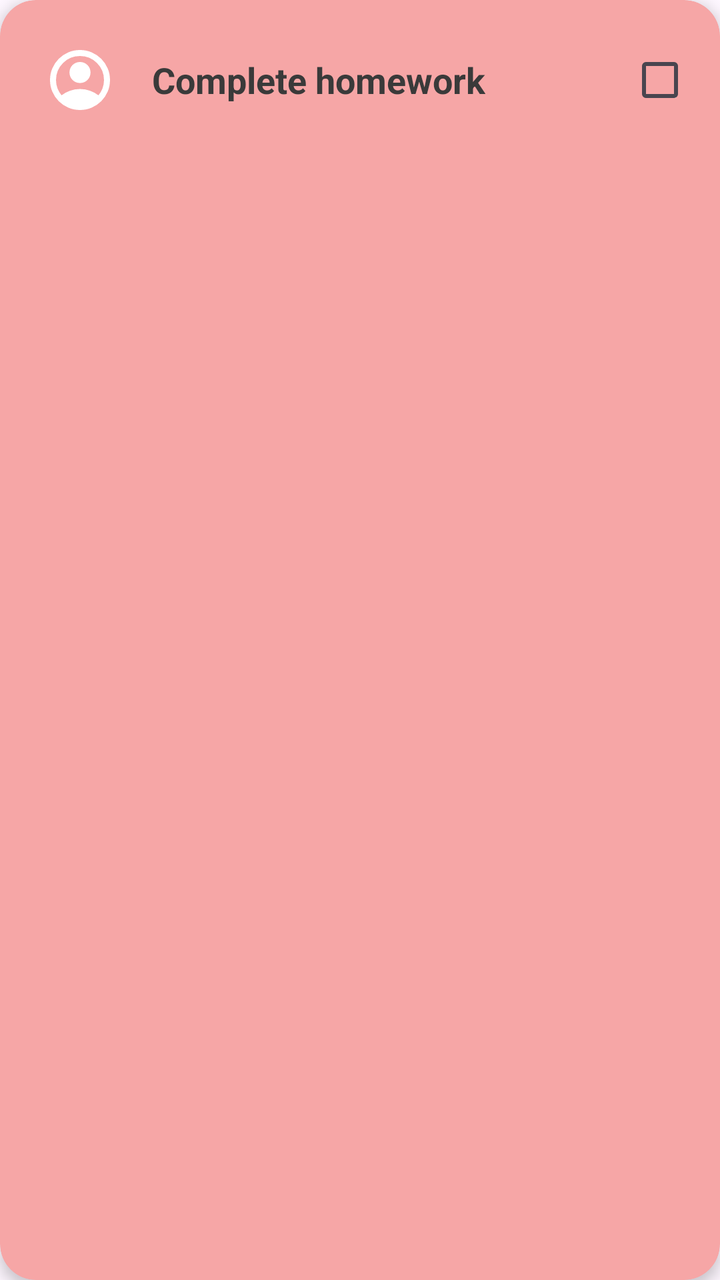
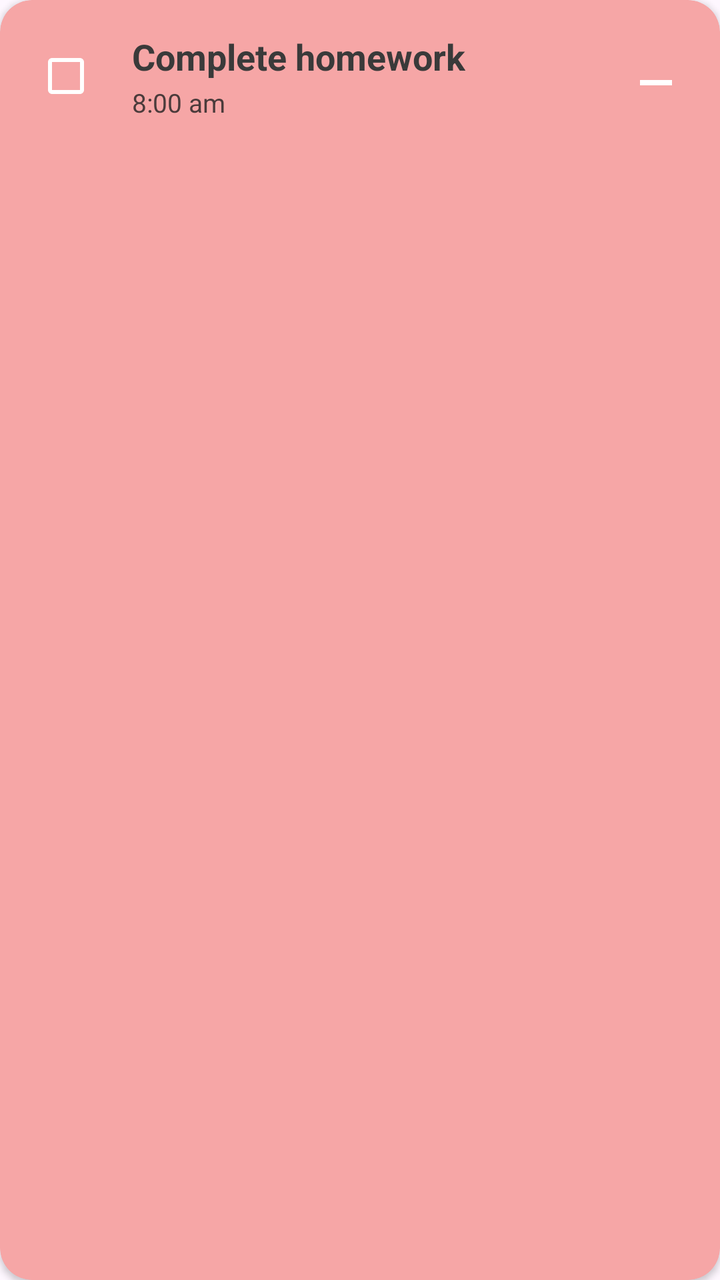

Compare the two renders of this Android layout. The source of the first and the diff that turns it into the second are given below.
<!-- AndroidManifest.xml: application theme Theme.BetweenUs -->
<!-- res/layout/item_task.xml -->
<?xml version="1.0" encoding="utf-8"?>
<androidx.cardview.widget.CardView xmlns:android="http://schemas.android.com/apk/res/android"
    xmlns:app="http://schemas.android.com/apk/res-auto"

    android:id="@+id/taskCard"
    android:layout_width="match_parent"
    android:layout_height="wrap_content"
    android:layout_marginBottom="16dp"

    app:cardBackgroundColor="#F6A6A6"
    app:cardCornerRadius="18dp"
    app:cardElevation="4dp">

    <RelativeLayout
        android:id="@+id/taskContainer"
        android:layout_width="match_parent"
        android:layout_height="wrap_content"
        android:padding="16dp">

        

        <ImageView
            android:id="@+id/assignerProfileImage"
            android:layout_width="48dp"
            android:layout_height="48dp"
            android:layout_alignParentStart="true"
            android:layout_centerVertical="true"
            android:padding="6dp"
            android:src="@drawable/profilebtn_filled"
            app:tint="@color/white" />


        

        <TextView
            android:id="@+id/taskTitle"
            android:layout_width="wrap_content"
            android:layout_height="wrap_content"

            android:layout_centerVertical="true"
            android:layout_marginStart="12dp"
            android:layout_toEndOf="@id/assignerProfileImage"

            android:text="Complete homework"
            android:textColor="#3A3A3A"
            android:textSize="18sp"
            android:textStyle="bold" />

        <TextView
            android:id="@+id/taskTime"
            android:layout_width="wrap_content"
            android:layout_height="wrap_content"
            android:layout_below="@id/taskTitle"
            android:layout_marginStart="8dp"
            android:layout_marginTop="4dp"
            android:layout_toEndOf="@id/task_complete_checkbox"
            android:text="time: 30min"
            android:textColor="@android:color/darker_gray"
            android:textSize="14sp" />

        <ImageButton
            android:id="@+id/deleteTaskButton"
            android:layout_width="wrap_content"
            android:layout_height="wrap_content"
            android:layout_alignParentEnd="true"
            android:layout_centerVertical="true"
            android:background="@android:color/transparent"
            android:contentDescription="Delete Task"
            android:src="@drawable/delete_taskbtn"
            app:tint="@color/white" />


        

        <CheckBox
            android:id="@+id/task_complete_checkbox"
            android:layout_width="28dp"
            android:layout_height="28dp"
            android:layout_alignParentEnd="true"
            android:layout_centerVertical="true"
            android:button="@drawable/task_checkbox"
            android:buttonTint="#2E81BA" />


    </RelativeLayout>

</androidx.cardview.widget.CardView>
<!-- resources referenced by this layout -->
<resources>
  <color name="white">#FFFFFFFF</color>
  <!-- drawable delete_taskbtn (drawable) -->
  <vector xmlns:android="http://schemas.android.com/apk/res/android"
      android:width="24dp"
      android:height="24dp"
      android:viewportWidth="960"
      android:viewportHeight="960">
    <path
        android:pathData="M240,840v-80h480v80L240,840Z"
        android:fillColor="#e3e3e3"/>
  </vector>
  <!-- drawable profilebtn_filled (drawable) -->
  <vector xmlns:android="http://schemas.android.com/apk/res/android"
      android:width="24dp"
      android:height="24dp"
      android:viewportWidth="960"
      android:viewportHeight="960">
    <path
        android:pathData="M234,684q51,-39 114,-61.5T480,600q69,0 132,22.5T726,684q35,-41 54.5,-93T800,480q0,-133 -93.5,-226.5T480,160q-133,0 -226.5,93.5T160,480q0,59 19.5,111t54.5,93ZM380.5,479.5Q340,439 340,380t40.5,-99.5Q421,240 480,240t99.5,40.5Q620,321 620,380t-40.5,99.5Q539,520 480,520t-99.5,-40.5ZM480,880q-83,0 -156,-31.5T197,763q-54,-54 -85.5,-127T80,480q0,-83 31.5,-156T197,197q54,-54 127,-85.5T480,80q83,0 156,31.5T763,197q54,54 85.5,127T880,480q0,83 -31.5,156T763,763q-54,54 -127,85.5T480,880Z"
        android:fillColor="#e3e3e3"/>
  </vector>
  <!-- drawable task_checkbox (drawable) -->
  <?xml version="1.0" encoding="utf-8"?>
  <selector xmlns:android="http://schemas.android.com/apk/res/android">
  
      <item android:state_checked="true"
          android:drawable="@drawable/checkbox_filled"/>
  
      <item android:drawable="@drawable/checkbox_empty"/>
  
  </selector>
  <style name="Theme.BetweenUs" parent="Theme.MaterialComponents.DayNight.NoActionBar">
          
          <item name="colorPrimary">@color/purple_500</item>
          <item name="colorPrimaryVariant">@color/purple_700</item>
          <item name="colorOnPrimary">@color/white</item>
          
          <item name="colorSecondary">@color/teal_200</item>
          <item name="colorSecondaryVariant">@color/teal_700</item>
          <item name="colorOnSecondary">@color/black</item>
          
          <item name="android:statusBarColor">?attr/colorPrimaryVariant</item>
          
      </style>
  <!-- drawable checkbox_filled (drawable) -->
  <vector xmlns:android="http://schemas.android.com/apk/res/android"
      android:width="24dp"
      android:height="24dp"
      android:viewportWidth="960"
      android:viewportHeight="960">
    <path
        android:pathData="m424,648 l282,-282 -56,-56 -226,226 -114,-114 -56,56 170,170ZM200,840q-33,0 -56.5,-23.5T120,760v-560q0,-33 23.5,-56.5T200,120h560q33,0 56.5,23.5T840,200v560q0,33 -23.5,56.5T760,840L200,840ZM200,760h560v-560L200,200v560ZM200,200v560,-560Z"
        android:fillColor="#e3e3e3"/>
  </vector>
  <!-- drawable checkbox_empty (drawable) -->
  <vector xmlns:android="http://schemas.android.com/apk/res/android"
      android:width="24dp"
      android:height="24dp"
      android:viewportWidth="960"
      android:viewportHeight="960">
    <path
        android:pathData="M200,840q-33,0 -56.5,-23.5T120,760v-560q0,-33 23.5,-56.5T200,120h560q33,0 56.5,23.5T840,200v560q0,33 -23.5,56.5T760,840L200,840ZM200,760h560v-560L200,200v560Z"
        android:fillColor="#e3e3e3"/>
  </vector>
  <color name="purple_500">#FF6200EE</color>
  <color name="purple_700">#FF3700B3</color>
  <color name="teal_200">#FF03DAC5</color>
  <color name="teal_700">#FF018786</color>
  <color name="black">#FF000000</color>
</resources>

<!-- the commit's change to res/layout/item_task.xml (unified diff, before → after) -->
@@ -1,15 +1,14 @@
 <?xml version="1.0" encoding="utf-8"?>
 <androidx.cardview.widget.CardView xmlns:android="http://schemas.android.com/apk/res/android"
     xmlns:app="http://schemas.android.com/apk/res-auto"
-
     android:id="@+id/taskCard"
     android:layout_width="match_parent"
     android:layout_height="wrap_content"
-    android:layout_marginBottom="16dp"
-
+    android:layout_marginHorizontal="12dp"
+    android:layout_marginBottom="12dp"
     app:cardBackgroundColor="#F6A6A6"
-    app:cardCornerRadius="18dp"
-    app:cardElevation="4dp">
+    app:cardCornerRadius="16dp"
+    app:cardElevation="2dp">
 
     <RelativeLayout
         android:id="@+id/taskContainer"
@@ -17,70 +16,59 @@
         android:layout_height="wrap_content"
         android:padding="16dp">
 
-        
-
-        <ImageView
-            android:id="@+id/assignerProfileImage"
-            android:layout_width="48dp"
-            android:layout_height="48dp"
+        <com.google.android.material.checkbox.MaterialCheckBox
+            android:id="@+id/task_complete_checkbox"
+            android:layout_width="34dp"
+            android:layout_height="34dp"
             android:layout_alignParentStart="true"
             android:layout_centerVertical="true"
-            android:padding="6dp"
-            android:src="@drawable/profilebtn_filled"
-            app:tint="@color/white" />
+            android:button="@drawable/task_checkbox"
+            app:buttonTint="@color/white"
+            />
 
-
-        
-
-        <TextView
-            android:id="@+id/taskTitle"
+        <LinearLayout
             android:layout_width="wrap_content"
             android:layout_height="wrap_content"
+            android:layout_centerVertical="true"
+            android:layout_marginStart="16dp"
+            android:layout_marginEnd="8dp"
+            android:layout_toStartOf="@id/deleteTaskButton"
+            android:layout_toEndOf="@id/task_complete_checkbox"
+            android:orientation="vertical">
 
-            android:layout_centerVertical="true"
-            android:layout_marginStart="12dp"
-            android:layout_toEndOf="@id/assignerProfileImage"
+            <TextView
+                android:id="@+id/taskTitle"
+                android:layout_width="wrap_content"
+                android:layout_height="wrap_content"
+                android:layout_centerVertical="true"
+                android:text="Complete homework"
+                android:textColor="#3A3A3A"
+                android:textSize="18sp"
+                android:textStyle="bold" />
 
-            android:text="Complete homework"
-            android:textColor="#3A3A3A"
-            android:textSize="18sp"
-            android:textStyle="bold" />
-
-        <TextView
-            android:id="@+id/taskTime"
-            android:layout_width="wrap_content"
-            android:layout_height="wrap_content"
-            android:layout_below="@id/taskTitle"
-            android:layout_marginStart="8dp"
-            android:layout_marginTop="4dp"
-            android:layout_toEndOf="@id/task_complete_checkbox"
-            android:text="time: 30min"
-            android:textColor="@android:color/darker_gray"
-            android:textSize="14sp" />
+            <TextView
+                android:id="@+id/taskTime"
+                android:layout_width="wrap_content"
+                android:layout_height="wrap_content"
+                android:layout_marginTop="2dp"
+                android:alpha="0.8"
+                android:text="8:00 am"
+                android:textColor="#212121"
+                android:textSize="13sp" />
+        </LinearLayout>
 
         <ImageButton
             android:id="@+id/deleteTaskButton"
-            android:layout_width="wrap_content"
-            android:layout_height="wrap_content"
+            android:layout_width="32dp"
+            android:layout_height="32dp"
             android:layout_alignParentEnd="true"
             android:layout_centerVertical="true"
-            android:background="@android:color/transparent"
-            android:contentDescription="Delete Task"
+
+            android:background="?attr/selectableItemBackgroundBorderless"
+            android:paddingBottom="15dp"
+            android:scaleType="centerCrop"
             android:src="@drawable/delete_taskbtn"
             app:tint="@color/white" />
-
-
-        
-
-        <CheckBox
-            android:id="@+id/task_complete_checkbox"
-            android:layout_width="28dp"
-            android:layout_height="28dp"
-            android:layout_alignParentEnd="true"
-            android:layout_centerVertical="true"
-            android:button="@drawable/task_checkbox"
-            android:buttonTint="#2E81BA" />
-
 
     </RelativeLayout>
 
<!-- resource entries referenced after the edit -->
@@ -11,24 +11,18 @@
         android:pathData="M240,840v-80h480v80L240,840Z"
         android:fillColor="#e3e3e3"/>
   </vector>
-  <!-- drawable profilebtn_filled (drawable) -->
-  <vector xmlns:android="http://schemas.android.com/apk/res/android"
-      android:width="24dp"
-      android:height="24dp"
-      android:viewportWidth="960"
-      android:viewportHeight="960">
-    <path
-        android:pathData="M234,684q51,-39 114,-61.5T480,600q69,0 132,22.5T726,684q35,-41 54.5,-93T800,480q0,-133 -93.5,-226.5T480,160q-133,0 -226.5,93.5T160,480q0,59 19.5,111t54.5,93ZM380.5,479.5Q340,439 340,380t40.5,-99.5Q421,240 480,240t99.5,40.5Q620,321 620,380t-40.5,99.5Q539,520 480,520t-99.5,-40.5ZM480,880q-83,0 -156,-31.5T197,763q-54,-54 -85.5,-127T80,480q0,-83 31.5,-156T197,197q54,-54 127,-85.5T480,80q83,0 156,31.5T763,197q54,54 85.5,127T880,480q0,83 -31.5,156T763,763q-54,54 -127,85.5T480,880Z"
-        android:fillColor="#e3e3e3"/>
-  </vector>
   <!-- drawable task_checkbox (drawable) -->
   <?xml version="1.0" encoding="utf-8"?>
   <selector xmlns:android="http://schemas.android.com/apk/res/android">
   
       <item android:state_checked="true"
-          android:drawable="@drawable/checkbox_filled"/>
+          android:drawable="@drawable/checkbox_filled"
+          />
   
-      <item android:drawable="@drawable/checkbox_empty"/>
+  
+      <item  android:state_checked="false"
+          android:drawable="@drawable/checkbox_empty"
+          />
   
   </selector>
   <style name="Theme.BetweenUs" parent="Theme.MaterialComponents.DayNight.NoActionBar">
